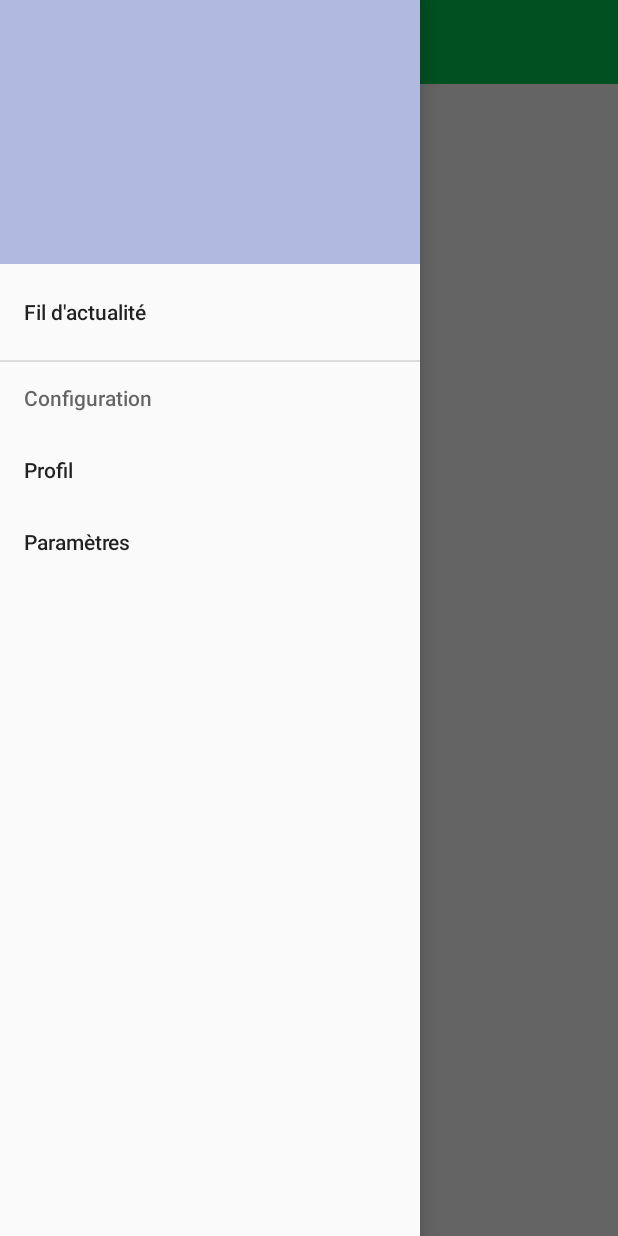
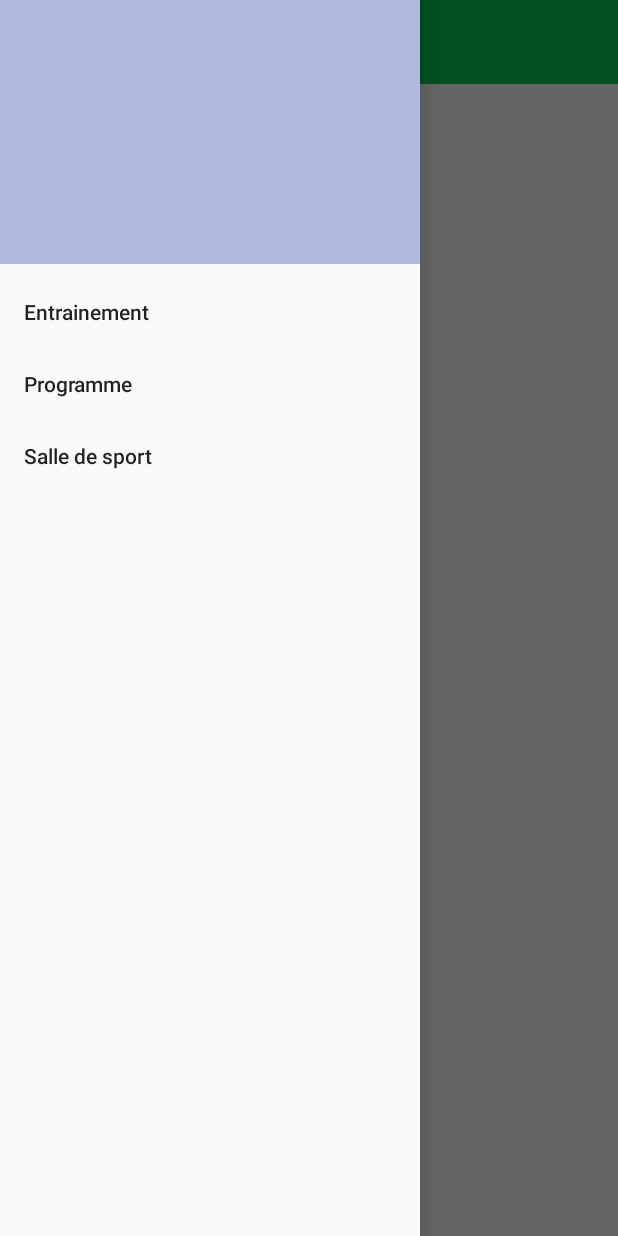
Before and after one commit to micheldu01/BodyPartner, an Android app: the screen it shows after launch (MainActivity), with the side drawer open, on a phone screen of 412 x 824 dp. Run offline under Robolectric (Android 15) with nearby library versions, the phone set to English and light mode, and no system bars.

Commit message:
refactoring menu drawer xml

```diff
--- a/app/src/main/res/menu/activity_main_menu_drawer.xml
+++ b/app/src/main/res/menu/activity_main_menu_drawer.xml
@@ -3,26 +3,23 @@
 xmlns:tools="http://schemas.android.com/tools"
 tools:showIn="navigation_view">
 
-<group android:checkableBehavior="single">
+
     <item
         android:id="@+id/activity_main_drawer_news"
 
-        android:title="Fil d'actualité" />
-</group>
+        android:title="Entrainement" />
 
-<item android:title="Configuration">
-    <menu>
-        <group android:checkableBehavior="single">
+
+<item android:title="Resultat">
+
             <item
                 android:id="@+id/activity_main_drawer_profile"
 
-                android:title="Profil" />
+                android:title="Programme" />
             <item
                 android:id="@+id/activity_main_drawer_settings"
 
-                android:title="Paramètres" />
-        </group>
-    </menu>
+                android:title="Salle de sport" />
+
 </item>
-
 </menu>
```
